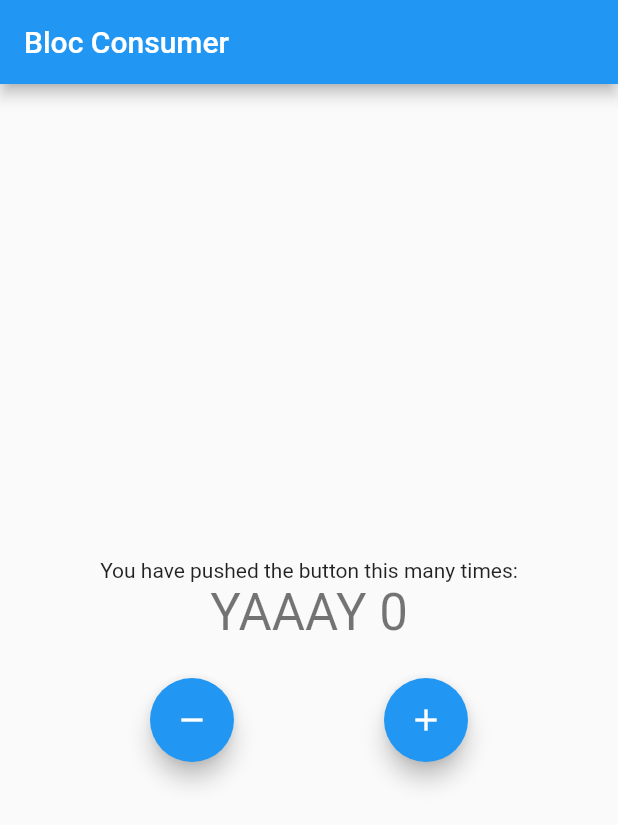
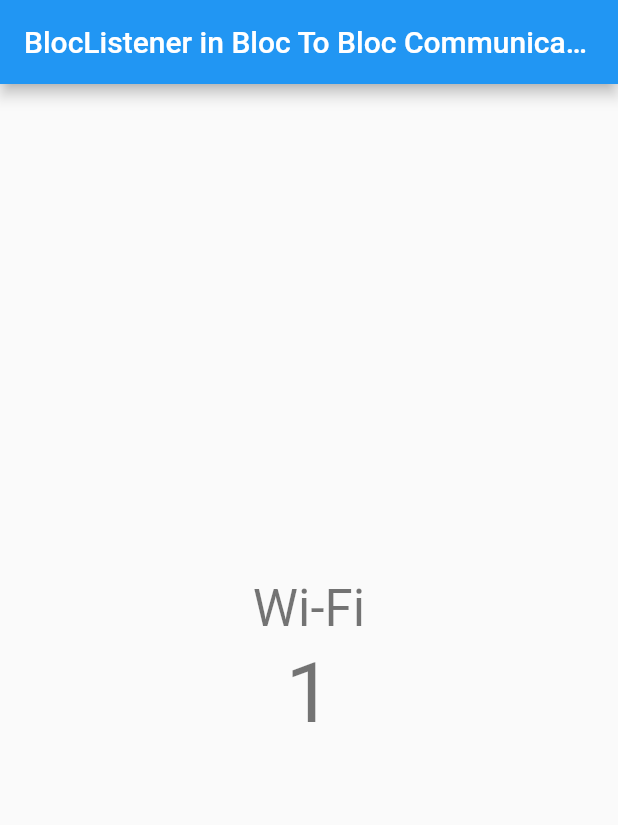
Before and after one commit to SinaSys/counter_with_cubit_flutter, a Flutter app: the screen it shows after launch, on a phone screen of 412 x 824 dp. Shown: the top 825 px of the screen. Run offline on Flutter 3.47's test engine with Material 2 defaults, Android fonts, the light colour scheme and no system bars; our stand-ins replace bloc, connectivity_plus, flutter_bloc.

Commit message:
complete StreamSubscriptionInBlocToBlocCommunication

```diff
--- /dev/null
+++ b/lib/constants/enum.dart
@@ -0,0 +1,4 @@
+enum ConnectionType {
+  Wifi,
+  Mobile,
+}
--- a/lib/cubit/counter_cubit.dart
+++ /dev/null
@@ -1,14 +0,0 @@
-import 'package:bloc/bloc.dart';
-
-import 'counter_state.dart';
-
-
-class CounterCubit extends Cubit<CounterState> {
-  CounterCubit() : super(CounterState(counterValue: 0));
-
-  void increment() => emit(
-      CounterState(counterValue: state.counterValue + 1, wasIncremented: true));
-
-  void decrement() => emit(CounterState(
-      counterValue: state.counterValue - 1, wasIncremented: false));
-}
--- /dev/null
+++ b/lib/logic/cubit/counter_cubit.dart
@@ -0,0 +1,40 @@
+import 'dart:async';
+import 'package:counter_with_cubit_flutter/constants/enum.dart';
+import 'package:counter_with_cubit_flutter/logic/cubit/internet_cubit.dart';
+import 'package:flutter/material.dart';
+import 'package:flutter_bloc/flutter_bloc.dart';
+import 'internet_cubit.dart';
+import 'counter_state.dart';
+import 'internet_state.dart';
+
+class CounterCubit extends Cubit<CounterState> {
+  final InternetCubit internetCubit;
+  StreamSubscription internetStreamSubscription;
+
+  CounterCubit({@required this.internetCubit})
+      : super(CounterState(counterValue: 0)) {
+    monitorInternetCubit();
+  }
+
+  StreamSubscription monitorInternetCubit() {
+    return internetStreamSubscription = internetCubit.listen((internetState) {
+      if (internetState is InternetConnected &&
+          internetState.connectionType == ConnectionType.Wifi)
+        increment();
+      else if (internetState is InternetConnected &&
+          internetState.connectionType == ConnectionType.Mobile) decrement();
+    });
+  }
+
+  void increment() => emit(
+      CounterState(counterValue: state.counterValue + 1, wasIncremented: true));
+
+  void decrement() => emit(CounterState(
+      counterValue: state.counterValue - 1, wasIncremented: false));
+
+  @override
+  Future<Function> close() {
+    internetStreamSubscription.cancel();
+    return super.close();
+  }
+}
--- /dev/null
+++ b/lib/logic/cubit/internet_cubit.dart
@@ -0,0 +1,40 @@
+import 'dart:async';
+import 'package:bloc/bloc.dart';
+import 'package:connectivity_plus/connectivity_plus.dart';
+import 'package:counter_with_cubit_flutter/constants/enum.dart';
+import 'package:meta/meta.dart';
+import 'internet_state.dart';
+
+
+class InternetCubit extends Cubit<InternetState> {
+  final Connectivity connectivity;
+  StreamSubscription connectivityStreamSubscription;
+
+  InternetCubit({@required this.connectivity}) : super(InternetLoading()) {
+    monitorInternetConnection();
+  }
+
+  StreamSubscription<ConnectivityResult> monitorInternetConnection() {
+    return connectivityStreamSubscription =
+        connectivity.onConnectivityChanged.listen((connectivityResult) {
+          if (connectivityResult == ConnectivityResult.wifi) {
+            emitInternetConnected(ConnectionType.Wifi);
+          } else if (connectivityResult == ConnectivityResult.mobile) {
+            emitInternetConnected(ConnectionType.Mobile);
+          } else if (connectivityResult == ConnectivityResult.none) {
+            emitInternetDisconnected();
+          }
+        });
+  }
+
+  void emitInternetConnected(ConnectionType _connectionType) =>
+      emit(InternetConnected(connectionType: _connectionType));
+
+  void emitInternetDisconnected() => emit(InternetDisconnected());
+
+  @override
+  Future<void> close() {
+    connectivityStreamSubscription.cancel();
+    return super.close();
+  }
+}
--- /dev/null
+++ b/lib/logic/cubit/internet_state.dart
@@ -0,0 +1,15 @@
+import 'package:counter_with_cubit_flutter/constants/enum.dart';
+import 'package:flutter/material.dart';
+
+@immutable
+abstract class InternetState {}
+
+class InternetLoading extends InternetState {}
+
+class InternetConnected extends InternetState {
+  final ConnectionType connectionType;
+
+  InternetConnected({@required this.connectionType});
+}
+
+class InternetDisconnected extends InternetState {}
--- a/lib/main.dart
+++ b/lib/main.dart
@@ -1,106 +1,80 @@
-import 'package:counter_with_cubit_flutter/cubit/counter_cubit.dart';
+import 'package:connectivity_plus/connectivity_plus.dart';
+import 'package:counter_with_cubit_flutter/logic/cubit/internet_cubit.dart';
 import 'package:flutter/material.dart';
 import 'package:flutter_bloc/flutter_bloc.dart';
-import 'cubit/counter_cubit.dart';
-import 'package:counter_with_cubit_flutter/cubit/counter_state.dart';
+import 'constants/enum.dart';
+import 'logic/cubit/counter_cubit.dart';
+import 'logic/cubit/internet_cubit.dart';
+import 'logic/cubit/internet_state.dart';
+import 'logic/cubit/counter_state.dart';
 
 void main() {
-  runApp(MyApp());
+  runApp(MyApp(
+    connectivity: Connectivity(),
+  ));
 }
 
 class MyApp extends StatelessWidget {
+  final Connectivity connectivity;
+
+  const MyApp({
+    Key key,
+    @required this.connectivity,
+  }) : super(key: key);
+
   @override
   Widget build(BuildContext context) {
-    return MaterialApp(
-      title: 'Flutter Demo',
-      theme: ThemeData(
-        primarySwatch: Colors.blue,
-        visualDensity: VisualDensity.adaptivePlatformDensity,
-      ),
-      home: BlocProvider<CounterCubit>(
-        create: (context) => CounterCubit(),
-        child: MyHomePage(),
+    return MultiBlocProvider(
+      providers: [
+        BlocProvider<InternetCubit>(
+          create: (context) => InternetCubit(connectivity: connectivity),
+        ),
+        BlocProvider<CounterCubit>(
+          create: (context) =>
+              CounterCubit(internetCubit: context.bloc<InternetCubit>()),
+        ),
+      ],
+      child: MaterialApp(
+        title: 'Flutter Demo',
+        theme: ThemeData(
+          primarySwatch: Colors.blue,
+          visualDensity: VisualDensity.adaptivePlatformDensity,
+        ),
+        home: MyHomePage(),
       ),
     );
   }
 }
-
 
 class MyHomePage extends StatelessWidget {
   @override
   Widget build(BuildContext context) {
     return Scaffold(
       appBar: AppBar(
-        title: Text("Bloc Consumer"),
+        title: Text("BlocListener in Bloc To Bloc Communication"),
       ),
       body: Center(
         child: Column(
           mainAxisAlignment: MainAxisAlignment.center,
           children: <Widget>[
-            Text('You have pushed the button this many times:',),
-            BlocConsumer<CounterCubit, CounterState>(
-              listener: (context, state) {
-                if (state.wasIncremented == true) {
-                  Scaffold.of(context).showSnackBar(
-                    SnackBar(
-                      content: Text('Incremented!'),
-                      duration: Duration(milliseconds: 300),
-                    ),
-                  );
-                } else if (state.wasIncremented == false) {
-                  Scaffold.of(context).showSnackBar(
-                    SnackBar(
-                      content: Text('Decremented!'),
-                      duration: Duration(milliseconds: 300),
-                    ),
-                  );
+            BlocBuilder<InternetCubit, InternetState>(
+              builder: (context, state) {
+                if (state is InternetConnected &&
+                    state.connectionType == ConnectionType.Wifi) {
+                  return Text('Wi-Fi',style: Theme.of(context).textTheme.headline4,);
+                } else if (state is InternetConnected &&
+                    state.connectionType == ConnectionType.Mobile) {
+                  return Text('Mobile',style: Theme.of(context).textTheme.headline4,);
+                } else if (state is InternetDisconnected) {
+                  return Text('Disconnected',style: Theme.of(context).textTheme.headline4,);
                 }
-              },
-              builder: (context, state) {
-                if (state.counterValue < 0) {
-                  return Text(
-                    'BRR, NEGATIVE ' + state.counterValue.toString(),
-                    style: Theme.of(context).textTheme.headline4,
-                  );
-                } else if (state.counterValue % 2 == 0) {
-                  return Text(
-                    'YAAAY ' + state.counterValue.toString(),
-                    style: Theme.of(context).textTheme.headline4,
-                  );
-                } else if (state.counterValue == 5) {
-                  return Text(
-                    'HMM, NUMBER 5',
-                    style: Theme.of(context).textTheme.headline4,
-                  );
-                } else
-                  return Text(
-                    state.counterValue.toString(),
-                    style: Theme.of(context).textTheme.headline4,
-                  );
+                return CircularProgressIndicator();
               },
             ),
-            SizedBox(
-              height: 24,
-            ),
-            Row(
-              mainAxisAlignment: MainAxisAlignment.spaceEvenly,
-              children: [
-                FloatingActionButton(
-                  onPressed: () {
-                    BlocProvider.of<CounterCubit>(context).decrement();
-                    // context.bloc<CounterCubit>().decrement();
-                  },
-                  child: Icon(Icons.remove),
-                ),
-                FloatingActionButton(
-                  onPressed: () {
-                    // BlocProvider.of<CounterCubit>(context).increment();
-                    context.bloc<CounterCubit>().increment();
-                  },
-                  child: Icon(Icons.add),
-                ),
-              ],
-            ),
+            SizedBox(height: 4,),
+            BlocBuilder<CounterCubit, CounterState>(builder: (context, state) {
+              return Text(state.counterValue.toString(),style: Theme.of(context).textTheme.headline2,);
+            })
           ],
         ),
       ),
--- a/pubspec.yaml
+++ b/pubspec.yaml
@@ -29,6 +29,8 @@ dependencies:
   # Use with the CupertinoIcons class for iOS style icons.
   cupertino_icons: ^1.0.0
   flutter_bloc: ^6.0.5
+  connectivity_plus: ^0.5.0
+
 
 
 dev_dependencies:
```
Also changed, not shown: lib/logic/cubit/counter_state.dart (renamed from lib/cubit/counter_state.dart), pubspec.lock.
